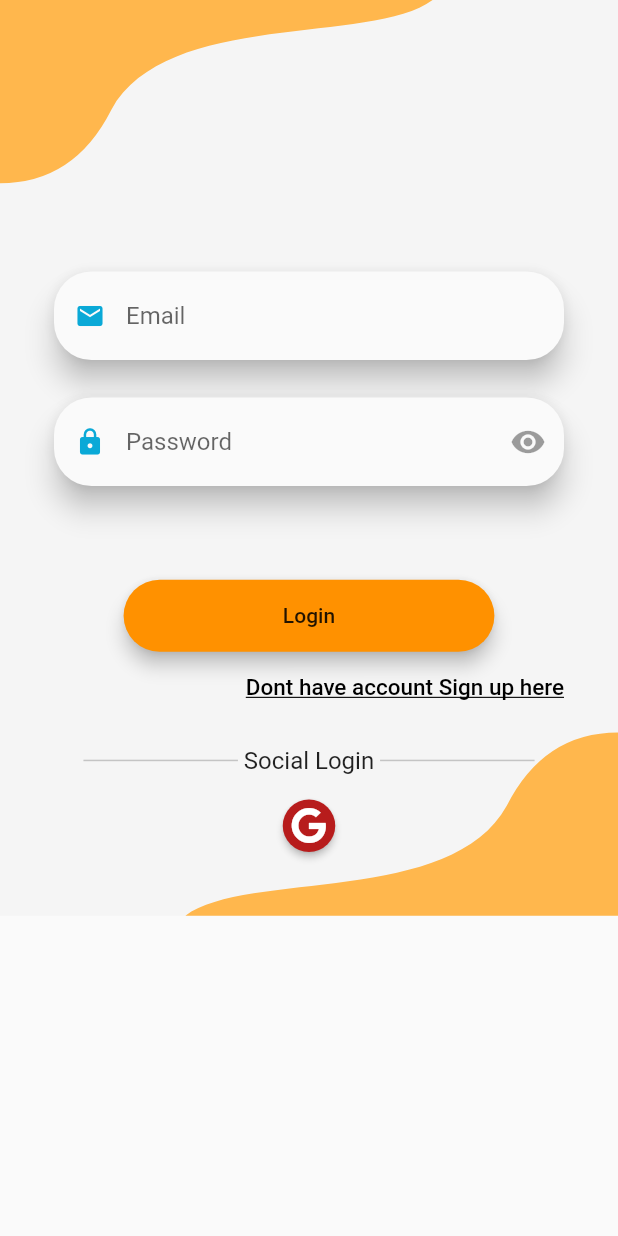
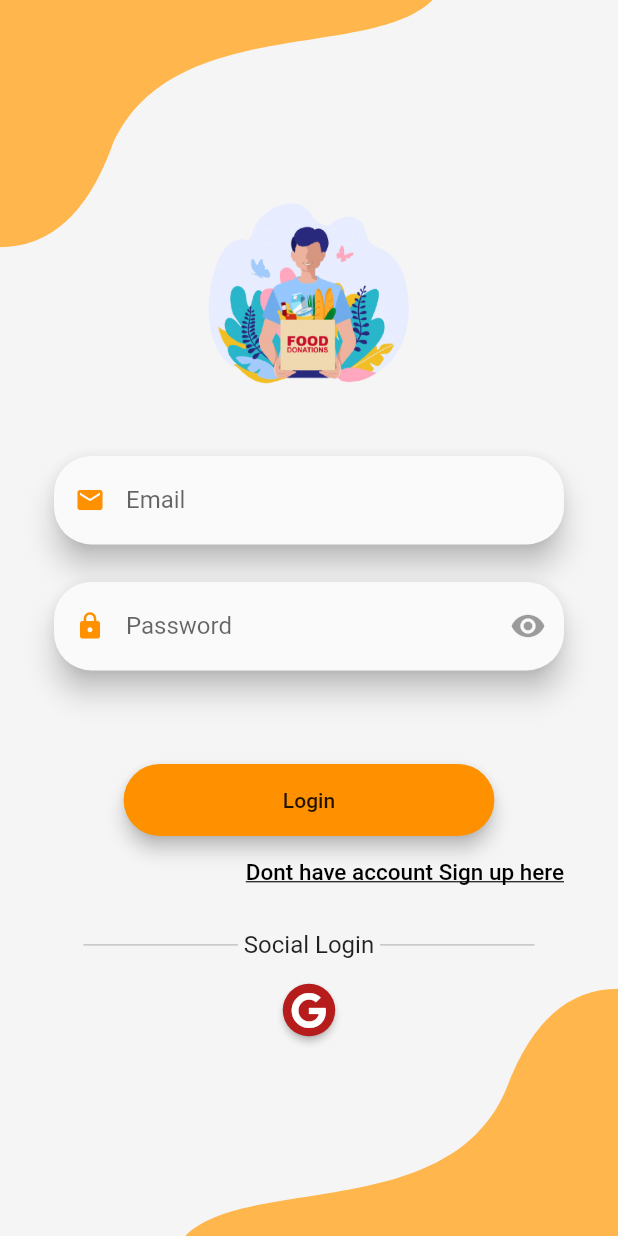
Before and after one commit to atharvasaraf123/Food4All, a Flutter app: the Login screen opened directly, on a phone screen of 412 x 824 dp. Run offline on Flutter 3.47's test engine with Material 2 defaults, Android fonts, the phone set to English and light mode, and no system bars; our stand-ins replace bubble_bottom_bar, cached_network_image, cloud_firestore, dotted_border, firebase_auth, firebase_core and 17 more; missing offline and left inert: android_intent, geocoder; accounts and stored records are empty; Roboto replaces fonts that are missing (Poppins-Medium).

Commit message:
login temp

```diff
--- a/flutter_app/lib/login.dart
+++ b/flutter_app/lib/login.dart
@@ -3,6 +3,7 @@ import 'package:flutter/cupertino.dart';
 import 'package:flutter/material.dart';
 import 'package:flutter_app/googlesignindialog.dart';
 import 'package:flutter_app/signup.dart';
+import 'package:flutter_app/size_config.dart';
 import 'package:flutter_signin_button/button_builder.dart';
 import 'package:flutter_signin_button/button_list.dart';
 import 'package:flutter_signin_button/button_view.dart';
@@ -205,26 +206,26 @@ class _LoginState extends State<Login> {
     _medium = ResponsiveWidget.isScreenMedium(_width, _pixelRatio);
 
     return  Scaffold(
+      resizeToAvoidBottomInset: true,
       body: load==true?Container(child: spinkit):SafeArea(
         child: CustomPaint(
           painter: BackgroundSignIn(),
           child: Padding(
             padding: const EdgeInsets.all(36.0),
-            child: SingleChildScrollView(
             child: Form(
               key: _formKey,
               child: Column(
                 crossAxisAlignment: CrossAxisAlignment.center,
                 mainAxisAlignment: MainAxisAlignment.center,
                 children: <Widget>[
-                    // SizedBox(
-                    //   height: 155.0,
-                    //   child: Image.asset(
-                    //     "assets/logo.png",
-                    //     fit: BoxFit.contain,
-                    //   ),
-                    // ),
-                    SizedBox(height: 145.0),
+                  SizedBox(
+                    height: SizeConfig.screenHeight/6,
+                    child: Image.asset(
+                      "images/login.png",
+                      fit: BoxFit.contain,
+                    ),
+                  ),
+                  SizedBox(height: 40.0),
                   Material(
                     borderRadius: BorderRadius.circular(25.0),
                     elevation: _large ? 12 : (_medium ? 10 : 8),
@@ -236,10 +237,10 @@ class _LoginState extends State<Login> {
                       },
                       controller: emailController,
                       keyboardType: TextInputType.emailAddress,
-                        cursorColor: Color(0xff0aa9d7),
+                      cursorColor:Colors.orangeAccent.shade400,
                       decoration: InputDecoration(
                         prefixIcon: Icon(Icons.email,
-                              color: Color(0xff0aa9d7), size: 20),
+                            color: Colors.orangeAccent.shade400, size: 20),
                         hintText: "Email",
                         border: OutlineInputBorder(
                             borderRadius: BorderRadius.circular(30.0),
@@ -282,17 +283,17 @@ class _LoginState extends State<Login> {
                       },
                       controller: passwordController,
                       keyboardType: TextInputType.text,
-                        cursorColor: Color(0xff0aa9d7),
+                      cursorColor: Colors.orangeAccent.shade400,
                       decoration: InputDecoration(
                           prefixIcon: Icon(Icons.lock,
-                                color: Color(0xff0aa9d7), size: 20),
+                              color: Colors.orangeAccent.shade400, size: 20),
                           hintText: "Password",
                           border: OutlineInputBorder(
                               borderRadius: BorderRadius.circular(30.0),
                               borderSide: BorderSide.none),
                           suffixIcon: IconButton(
                             icon: Icon(Icons.remove_red_eye),
-                              color: Color(0xff0aa9d7),
+                            color: Colors.orangeAccent.shade400,
                           )),
                       onChanged: (val) {
                         // setState(() {
@@ -428,7 +429,6 @@ class _LoginState extends State<Login> {
           ),
         ),
       ),
-      ),
     );
   }
 
```
Also changed, not shown: flutter_app/images/login.png (added). Lines whose indentation alone changed are shown as unchanged.
